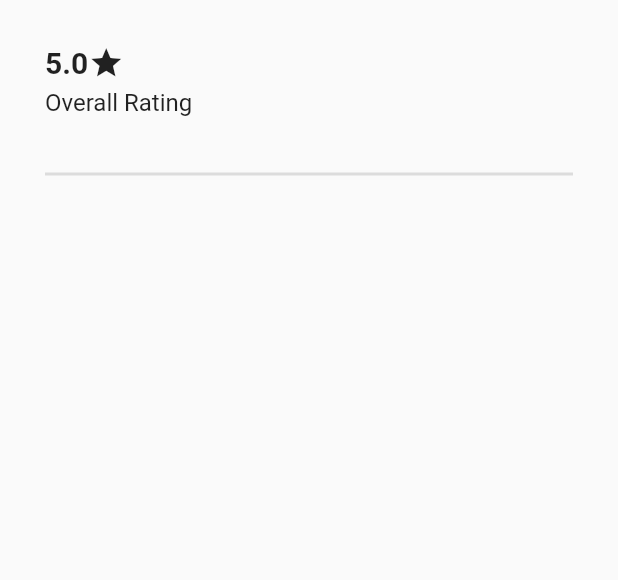
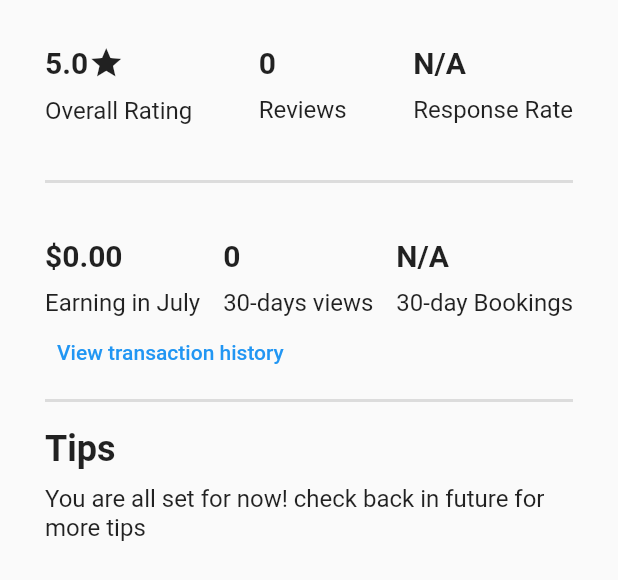
Before and after one commit to Prince-Shaikh/HPInsightsScreens, a Flutter app: the StatsView widget shown alone on an empty page, opened directly, on a phone screen of 412 x 824 dp. Shown: the top 580 px of the screen. Run offline on Flutter 3.47's test engine with Material 2 defaults, Android fonts, the phone set to English and light mode, and no system bars; network calls fail.

Commit message:
Stats Complete

```diff
--- /dev/null
+++ b/lib/Screens/TransactionScreen.dart
@@ -0,0 +1,12 @@
+import 'package:flutter/material.dart';
+
+class TransactionScreen extends StatelessWidget {
+  const TransactionScreen({ Key? key }) : super(key: key);
+
+  @override
+  Widget build(BuildContext context) {
+    return Container(
+
+    );
+  }
+}
--- a/lib/Screens/tabViews.dart
+++ b/lib/Screens/tabViews.dart
@@ -1,4 +1,5 @@
 import 'package:flutter/material.dart';
+import 'package:insight_screens/Screens/TransactionScreen.dart';
 import 'package:insight_screens/data.dart';
 
 class OpportunitiesView extends StatelessWidget {
@@ -73,18 +74,27 @@ class StatsView extends StatelessWidget {
     return Padding(
       padding: const EdgeInsets.symmetric(horizontal: 30),
       child: Column(
+        crossAxisAlignment: CrossAxisAlignment.start,
         children: [
           Padding(
-            padding: const EdgeInsets.symmetric(vertical:30.0),
+            padding: const EdgeInsets.symmetric(vertical: 30.0),
             child: Row(
+              mainAxisAlignment: MainAxisAlignment.spaceBetween,
               children: [
                 Column(
                   crossAxisAlignment: CrossAxisAlignment.start,
                   children: [
                     Row(
-                      children: [Text("5.0",style: TextStyle(fontSize: 20,fontWeight: FontWeight.bold),), Icon(Icons.star)],
+                      children: [
+                        Text(
+                          "5.0",
+                          style: TextStyle(
+                              fontSize: 20, fontWeight: FontWeight.bold),
+                        ),
+                        Icon(Icons.star)
+                      ],
                     ),
-                    SizedBox(height: 5),
+                    SizedBox(height: 10),
                     Text(
                       "Overall Rating",
                       style: TextStyle(fontSize: 16),
@@ -92,17 +102,119 @@ class StatsView extends StatelessWidget {
                   ],
                 ),
                 Column(
-                  children: [],
+                  crossAxisAlignment: CrossAxisAlignment.start,
+                  children: [
+                    Text(
+                      "0",
+                      style:
+                          TextStyle(fontSize: 20, fontWeight: FontWeight.bold),
+                    ),
+                    SizedBox(height: 10),
+                    Text(
+                      "Reviews",
+                      style: TextStyle(fontSize: 16),
+                    )
+                  ],
                 ),
                 Column(
-                  children: [],
+                  crossAxisAlignment: CrossAxisAlignment.start,
+                  children: [
+                    Text(
+                      "N/A",
+                      style:
+                          TextStyle(fontSize: 20, fontWeight: FontWeight.bold),
+                    ),
+                    SizedBox(height: 10),
+                    Text(
+                      "Response Rate",
+                      style: TextStyle(fontSize: 16),
+                    )
+                  ],
                 )
               ],
             ),
           ),
           Divider(
             thickness: 2,
-          )
+          ),
+
+          //Second Row
+
+          Padding(
+            padding: const EdgeInsets.only(top: 30.0),
+            child: Row(
+              mainAxisAlignment: MainAxisAlignment.spaceBetween,
+              children: [
+                Column(
+                  crossAxisAlignment: CrossAxisAlignment.start,
+                  children: [
+                    Text(
+                      "\$0.00",
+                      style:
+                          TextStyle(fontSize: 20, fontWeight: FontWeight.bold),
+                    ),
+                    SizedBox(height: 10),
+                    Text(
+                      "Earning in July",
+                      style: TextStyle(fontSize: 16),
+                    )
+                  ],
+                ),
+                Column(
+                  crossAxisAlignment: CrossAxisAlignment.start,
+                  children: [
+                    Text(
+                      "0",
+                      style:
+                          TextStyle(fontSize: 20, fontWeight: FontWeight.bold),
+                    ),
+                    SizedBox(height: 10),
+                    Text(
+                      "30-days views",
+                      style: TextStyle(fontSize: 16),
+                    )
+                  ],
+                ),
+                Column(
+                  crossAxisAlignment: CrossAxisAlignment.start,
+                  children: [
+                    Text(
+                      "N/A",
+                      style:
+                          TextStyle(fontSize: 20, fontWeight: FontWeight.bold),
+                    ),
+                    SizedBox(height: 10),
+                    Text(
+                      "30-day Bookings",
+                      style: TextStyle(fontSize: 16),
+                    )
+                  ],
+                )
+              ],
+            ),
+          ),
+          TextButton(
+            onPressed: () {
+              Navigator.of(context).push(
+                  MaterialPageRoute(builder: (context) => TransactionScreen()));
+            },
+            child: Text("View transaction history"),
+          ),
+          Divider(
+            thickness: 2,
+          ),
+          SizedBox(height: 10,),
+          Text(
+            "Tips",
+            style: TextStyle(fontSize: 24, fontWeight: FontWeight.bold),
+          ),
+          SizedBox(
+            height: 10,
+          ),
+          Text(
+            "You are all set for now! check back in future for more tips",
+            style: TextStyle(fontSize: 16),
+          ),
         ],
       ),
     );
```
